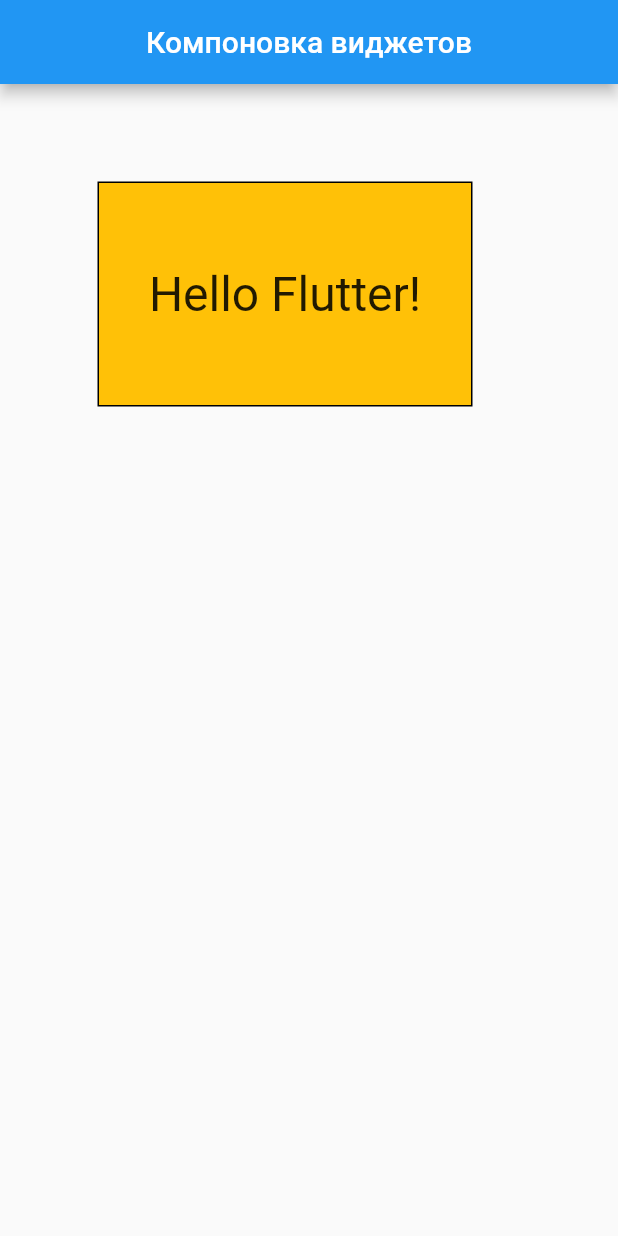
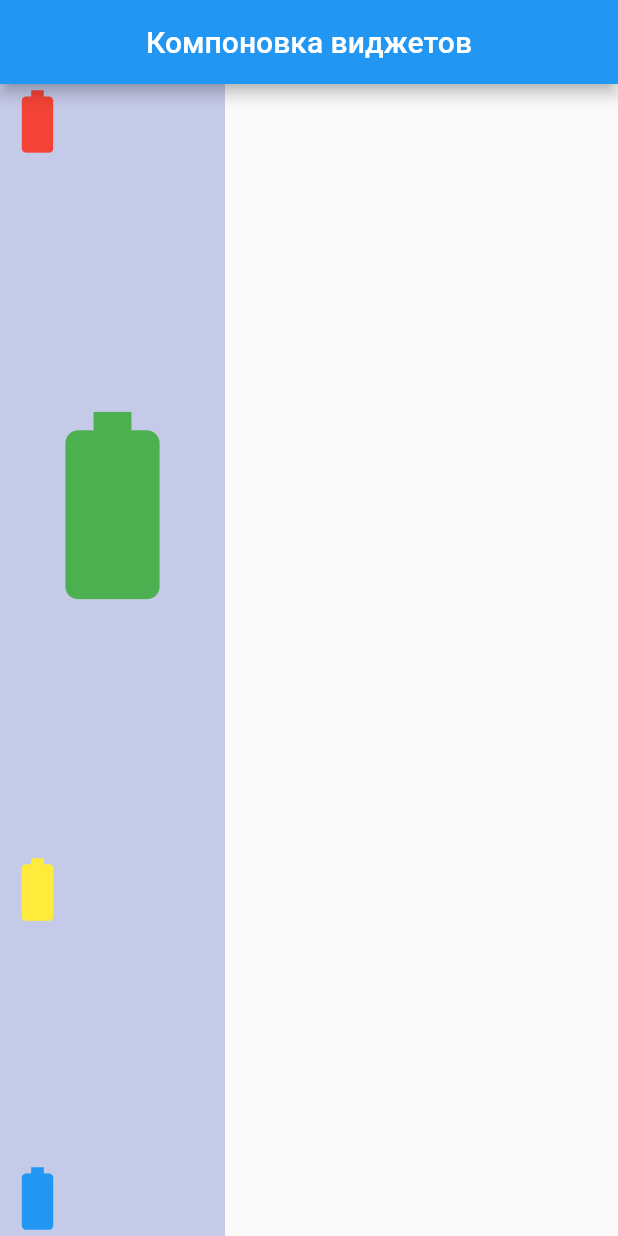
Before and after one commit to sergeykondr/flutter_exercise, a Flutter app: the screen it shows after launch, on a phone screen of 412 x 824 dp. Run offline on Flutter 3.47's test engine with Material 2 defaults, Android fonts, the phone set to English and light mode, and no system bars.

Commit message:
Row, Column

```diff
--- a/layout_widgets/lib/main.dart
+++ b/layout_widgets/lib/main.dart
@@ -12,18 +12,20 @@ class MyApp extends StatelessWidget {
         centerTitle: true,
       ),
       body: Container(
-        decoration: BoxDecoration(
-          color: Colors.amber,
-          border: Border.all(),
+         decoration: BoxDecoration(
+          color: Colors.indigo[100],
         ),
-        width: 250,
-        height: 150,
-        padding: EdgeInsets.all(16),
-        margin: EdgeInsets.all(65),
-        alignment: Alignment.center ,
-        child: Text(
-          'Hello Flutter!',
-          style: TextStyle(fontSize: 32),
+        child: Column( //Row
+          mainAxisAlignment: MainAxisAlignment.spaceBetween,
+          //mainAxisAlignment: MainAxisAlignment.spaceEvenly,
+          //mainAxisAlignment: MainAxisAlignment.spaceBetween,
+          crossAxisAlignment: CrossAxisAlignment.start,
+          children: <Widget>[
+            Icon(Icons.battery_full, size: 50, color: Colors.red),
+            Icon(Icons.battery_full, size: 150, color: Colors.green),
+            Icon(Icons.battery_full, size: 50, color: Colors.yellow),
+            Icon(Icons.battery_full, size: 50, color: Colors.blue),
+          ],
         ),
       ),
     ));
```
